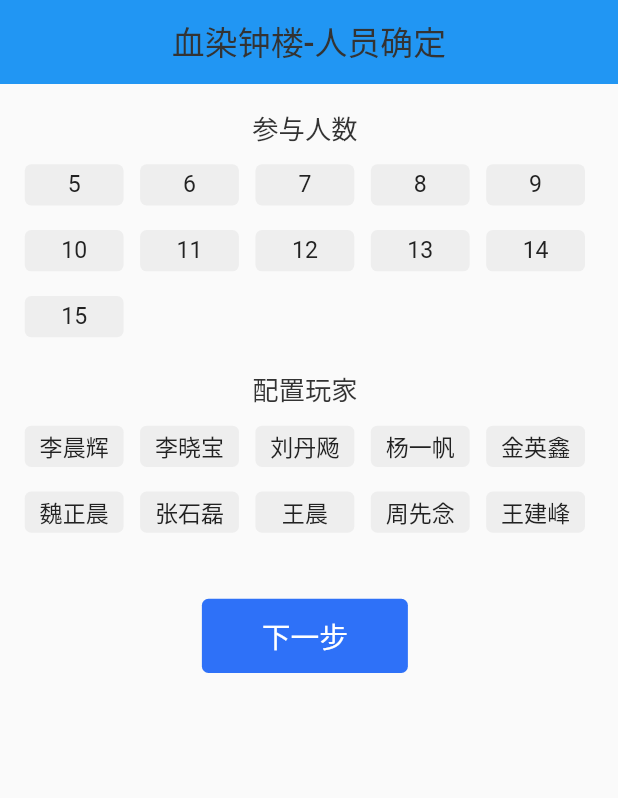
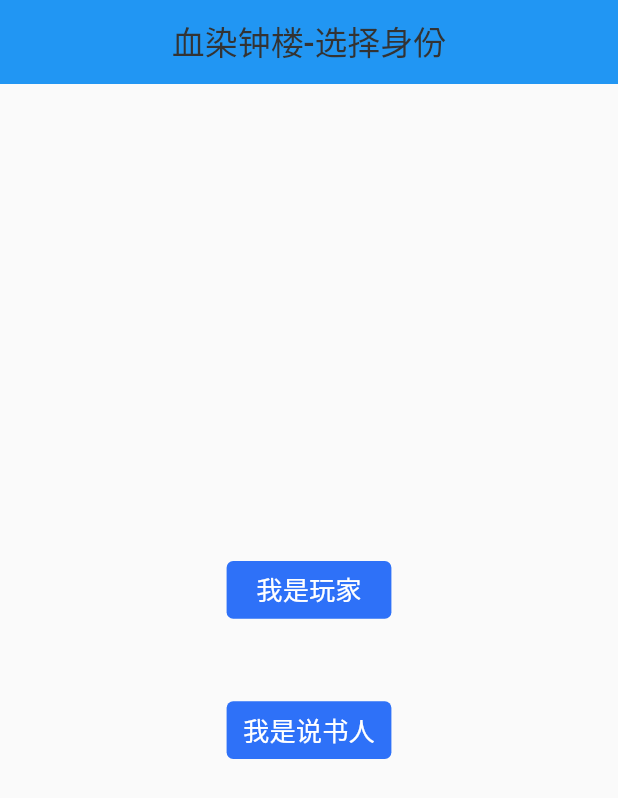
Before and after one commit to shaonianahua/xrzl, a Flutter app: the screen it shows after launch, on a phone screen of 412 x 824 dp. Shown: the top 798 px of the screen. Run offline on Flutter 3.47's test engine with Material 3 defaults, Android fonts, the phone set to English and light mode, and no system bars; our stand-ins replace bot_toast, dio, flutter_screenutil, get.

Commit message:
6/28 区分角色

```diff
--- a/lib/banbenyi/controller/index_controller.dart
+++ b/lib/banbenyi/controller/index_controller.dart
@@ -4,10 +4,13 @@ import 'package:xrzl/banbenyi/page/night_page.dart';
 import 'package:xrzl/common/widget/xwidget.dart';
 
 class IndexController extends GetxController {
+  int userType = 0;//用户身份 1-玩家 2-说书人
+  RxString userName = RxString(""); //玩家姓名
   String lastEnemyName = ""; //上一个宿敌的名字 方便更新
-  String dangfuName = "";//选择荡妇的人 方便变身时找到
+  String dangfuName = ""; //选择荡妇的人 方便变身时找到
   RxInt peopleNum = RxInt(0);
-  RxMap<String, RxMap<String, dynamic>> peopleMap = RxMap();
+  RxMap<String, RxMap<String, dynamic>> peopleMap =
+      RxMap(); //玩家姓名-name 存活状态-status 角色-role 宿敌-enemy 中毒-poison 被僧侣保护-protect 存活状态-alive 是否变恶魔-isDevil 酒鬼假身份-drunkId 邪恶假身份-devil
   RxMap<int, dynamic> roleMap = RxMap({
     1: {
       "name": "洗衣妇",
@@ -144,7 +147,7 @@ class IndexController extends GetxController {
       //邪恶阵营假身份
       peopleMap[name]?['devil'] = falseId;
     }
-    if(roleId == 18){
+    if (roleId == 18) {
       dangfuName = name;
     }
     peopleMap[name]?['role'] = roleId;
@@ -214,8 +217,8 @@ class IndexController extends GetxController {
   }
 
   //荡妇变身
-  changeDevil(){
-    if(dangfuName!=""){
+  changeDevil() {
+    if (dangfuName != "") {
       peopleMap[dangfuName]?['isDevil'] = true;
     }
   }
--- /dev/null
+++ b/lib/banbenyi/page/first_page.dart
@@ -0,0 +1,77 @@
+import 'package:flutter/material.dart';
+import 'package:flutter_screenutil/flutter_screenutil.dart';
+import 'package:get/get.dart';
+import 'package:xrzl/banbenyi/controller/index_controller.dart';
+import 'package:xrzl/banbenyi/page/index_page.dart';
+import 'package:xrzl/banbenyi/page/player_page.dart';
+import 'package:xrzl/common/widget/xwidget.dart';
+
+//首页 选择角色
+class FirstPage extends StatefulWidget {
+  const FirstPage({super.key});
+
+  @override
+  State<FirstPage> createState() => _FirstPageState();
+}
+
+class _FirstPageState extends State<FirstPage> {
+  late IndexController indexController;
+
+  @override
+  void initState() {
+    super.initState();
+    indexController = IndexController();
+    Get.put(indexController);
+  }
+
+  @override
+  Widget build(BuildContext context) {
+    return Scaffold(
+        appBar: XWidget.myAppbar("血染钟楼-选择身份", false, context),
+        body: Center(
+            child: Column(
+          mainAxisAlignment: MainAxisAlignment.center,
+          children: [
+            GestureDetector(
+              onTap: () {
+                indexController.userType = 1;
+                Get.to(const PlayerPage());
+              },
+              child: Container(
+                width: 200.w,
+                height: 70.w,
+                alignment: Alignment.center,
+                decoration: BoxDecoration(
+                    color: const Color(0xFF2E71F8),
+                    borderRadius: BorderRadius.all(Radius.circular(8.w))),
+                child: Text(
+                  "我是玩家",
+                  style: TextStyle(color: Colors.white, fontSize: 32.sp),
+                ),
+              ),
+            ),
+            SizedBox(
+              height: 100.w,
+            ),
+            GestureDetector(
+              onTap: () {
+                indexController.userType = 2;
+                Get.to(const IndexPage());
+              },
+              child: Container(
+                width: 200.w,
+                height: 70.w,
+                alignment: Alignment.center,
+                decoration: BoxDecoration(
+                    color: const Color(0xFF2E71F8),
+                    borderRadius: BorderRadius.all(Radius.circular(8.w))),
+                child: Text(
+                  "我是说书人",
+                  style: TextStyle(color: Colors.white, fontSize: 32.sp),
+                ),
+              ),
+            ),
+          ],
+        )));
+  }
+}
--- a/lib/banbenyi/page/index_page.dart
+++ b/lib/banbenyi/page/index_page.dart
@@ -19,14 +19,13 @@ class _IndexPageState extends State<IndexPage> {
   @override
   void initState() {
     super.initState();
-    indexController = IndexController();
-    Get.put(indexController);
+    indexController = Get.find<IndexController>();
   }
 
   @override
   Widget build(BuildContext context) {
     return Scaffold(
-        appBar: XWidget.myAppbar("血染钟楼-人员确定", false,context),
+        appBar: XWidget.myAppbar("血染钟楼-人员确定", false, context),
         body: Padding(
           padding: EdgeInsets.symmetric(vertical: 30.w, horizontal: 30.w),
           child: Column(
--- a/lib/banbenyi/page/role_page.dart
+++ b/lib/banbenyi/page/role_page.dart
@@ -1,3 +1,5 @@
+import 'dart:convert';
+
 import 'package:flutter/material.dart';
 import 'package:flutter_screenutil/flutter_screenutil.dart';
 import 'package:get/get.dart';
@@ -5,6 +7,7 @@ import 'package:xrzl/banbenyi/controller/index_controller.dart';
 import 'package:xrzl/banbenyi/page/night_page.dart';
 import 'package:xrzl/common/widget/xconfig.dart';
 import 'package:xrzl/common/widget/xwidget.dart';
+import 'package:xrzl/services/dio_utils.dart';
 
 class RoleIndex extends StatefulWidget {
   const RoleIndex({super.key});
@@ -120,8 +123,9 @@ class _RoleIndexState extends State<RoleIndex> {
                         "请搭配配置，${indexController.peopleNum.value}人局需要${XConfig.roleConfig[indexController.peopleNum.value]![0]}个村民，${XConfig.roleConfig[indexController.peopleNum.value]![1]}个外来者，${XConfig.roleConfig[indexController.peopleNum.value]![2]}个爪牙，1个恶魔");
                     return;
                   }
-
                   if (canPlay) {
+                    //配置初始化信息参数
+                    DioUtils.saveInfo(jsonEncode(indexController.peopleMap));
                     indexController.journal("天黑了，进入第1个黑夜");
                     Get.to(const NightPage());
                   }
--- a/lib/main.dart
+++ b/lib/main.dart
@@ -2,7 +2,7 @@ import 'package:bot_toast/bot_toast.dart';
 import 'package:flutter/material.dart';
 import 'package:flutter_screenutil/flutter_screenutil.dart';
 import 'package:get/get.dart';
-import 'banbenyi/page/index_page.dart';
+import 'banbenyi/page/first_page.dart';
 
 void main() {
   runApp(const MyApp());
@@ -21,7 +21,7 @@ class MyApp extends StatelessWidget {
         builder: (_, child) => GetMaterialApp(
               builder: BotToastInit(), //1.调用BotToastInit
               navigatorObservers: [BotToastNavigatorObserver()], //2.注册路由观察者
-              home: const IndexPage(),
+              home: const FirstPage(),
               title: '血染钟楼',
               debugShowCheckedModeBanner: true,
               theme: ThemeData(
--- /dev/null
+++ b/lib/services/services_config.dart
@@ -0,0 +1,3 @@
+class ServiceConfig {
+
+}
--- a/pubspec.yaml
+++ b/pubspec.yaml
@@ -34,6 +34,7 @@ dependencies:
   bot_toast: ^4.0.1
   get: ^4.6.6
   cupertino_icons: ^1.0.6
+  dio: ^5.4.2+1
 
 dev_dependencies:
   flutter_test:
```
Also changed, not shown: lib/banbenyi/page/player_page.dart (added, +139 -0 lines), lib/services/dio_utils.dart (added, +20 -0 lines), pubspec.lock, 1 other file.
